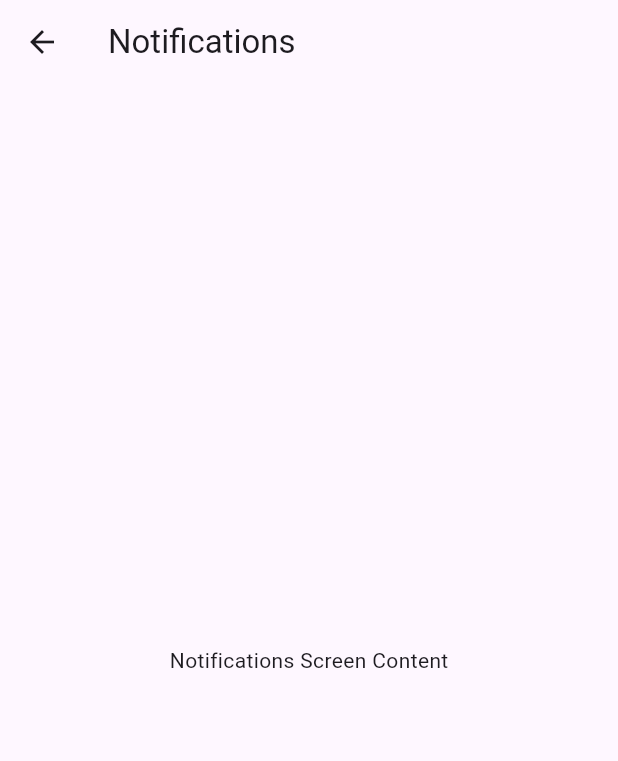
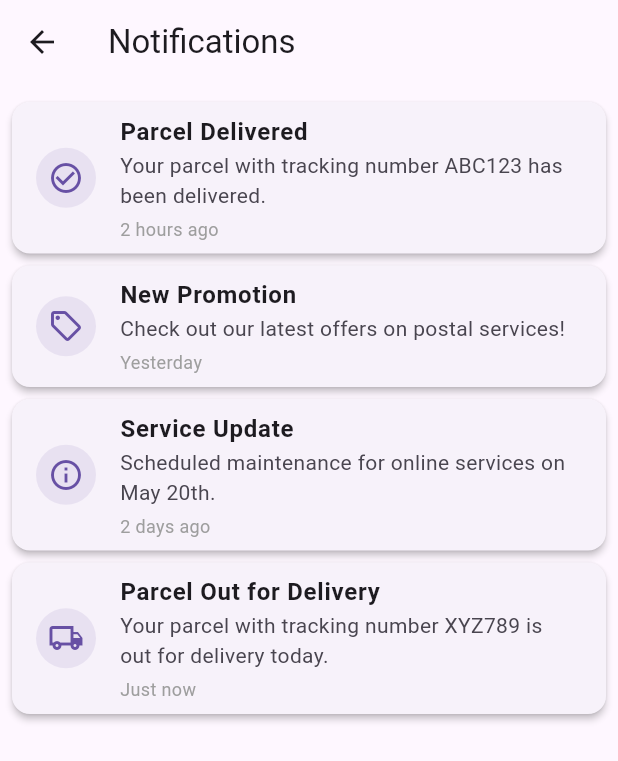
Before and after one commit to sajith23420/Group-Project, a Flutter app: the NotificationsScreen screen opened directly, on a phone screen of 412 x 824 dp. Shown: the top 761 px of the screen. Run offline on Flutter 3.47's test engine with Material 3 defaults, Android fonts, the phone set to English and light mode, and no system bars.

Commit message:
Create a ample Notification screen and UI

```diff
--- a/Frontend/post_app/lib/screens/notifications_screen.dart
+++ b/Frontend/post_app/lib/screens/notifications_screen.dart
@@ -5,12 +5,77 @@ class NotificationsScreen extends StatelessWidget {
 
   @override
   Widget build(BuildContext context) {
+    // Sample list of notifications
+    final List<Map<String, dynamic>> notifications = [
+      {
+        'title': 'Parcel Delivered',
+        'message': 'Your parcel with tracking number ABC123 has been delivered.',
+        'time': '2 hours ago',
+        'icon': Icons.check_circle_outline,
+      },
+      {
+        'title': 'New Promotion',
+        'message': 'Check out our latest offers on postal services!',
+        'time': 'Yesterday',
+        'icon': Icons.local_offer_outlined,
+      },
+      {
+        'title': 'Service Update',
+        'message': 'Scheduled maintenance for online services on May 20th.',
+        'time': '2 days ago',
+        'icon': Icons.info_outline,
+      },
+       {
+        'title': 'Parcel Out for Delivery',
+        'message': 'Your parcel with tracking number XYZ789 is out for delivery today.',
+        'time': 'Just now',
+        'icon': Icons.local_shipping_outlined,
+      },
+    ];
+
     return Scaffold(
       appBar: AppBar(
         title: const Text('Notifications'),
       ),
-      body: const Center(
-        child: Text('Notifications Screen Content'),
+      body: Padding(
+        padding: const EdgeInsets.all(8.0),
+        child: ListView.builder(
+          itemCount: notifications.length,
+          itemBuilder: (context, index) {
+            final notification = notifications[index];
+            return Card(
+              margin: const EdgeInsets.symmetric(vertical: 4.0),
+              elevation: 2.0,
+              child: ListTile(
+                leading: CircleAvatar(
+                  backgroundColor: Theme.of(context).primaryColor.withOpacity(0.1),
+                  child: Icon(
+                    notification['icon'] as IconData,
+                    color: Theme.of(context).primaryColor,
+                  ),
+                ),
+                title: Text(
+                  notification['title'] as String,
+                  style: const TextStyle(fontWeight: FontWeight.bold),
+                ),
+                subtitle: Column(
+                  crossAxisAlignment: CrossAxisAlignment.start,
+                  children: [
+                    Text(notification['message'] as String),
+                    const SizedBox(height: 4.0),
+                    Text(
+                      notification['time'] as String,
+                      style: const TextStyle(fontSize: 12.0, color: Colors.grey),
+                    ),
+                  ],
+                ),
+                onTap: () {
+                  // TODO: Handle notification tap (e.g., navigate to relevant page)
+                },
+              ),
+            );
+          },
+        ),
       ),
     );
   }
```
